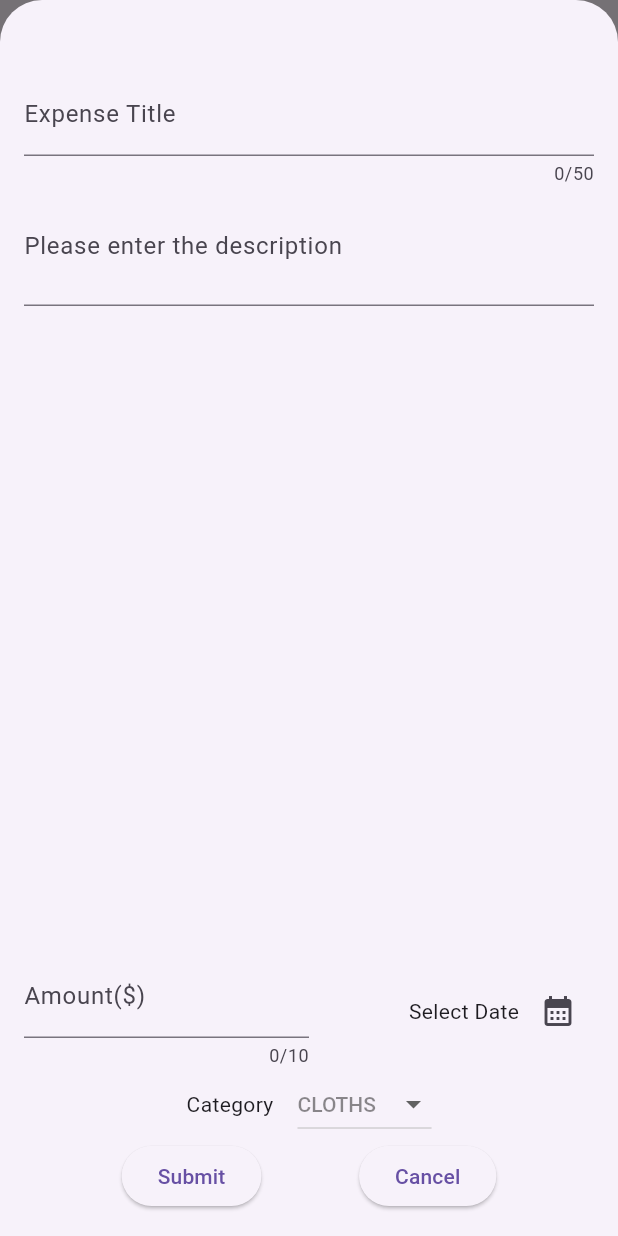
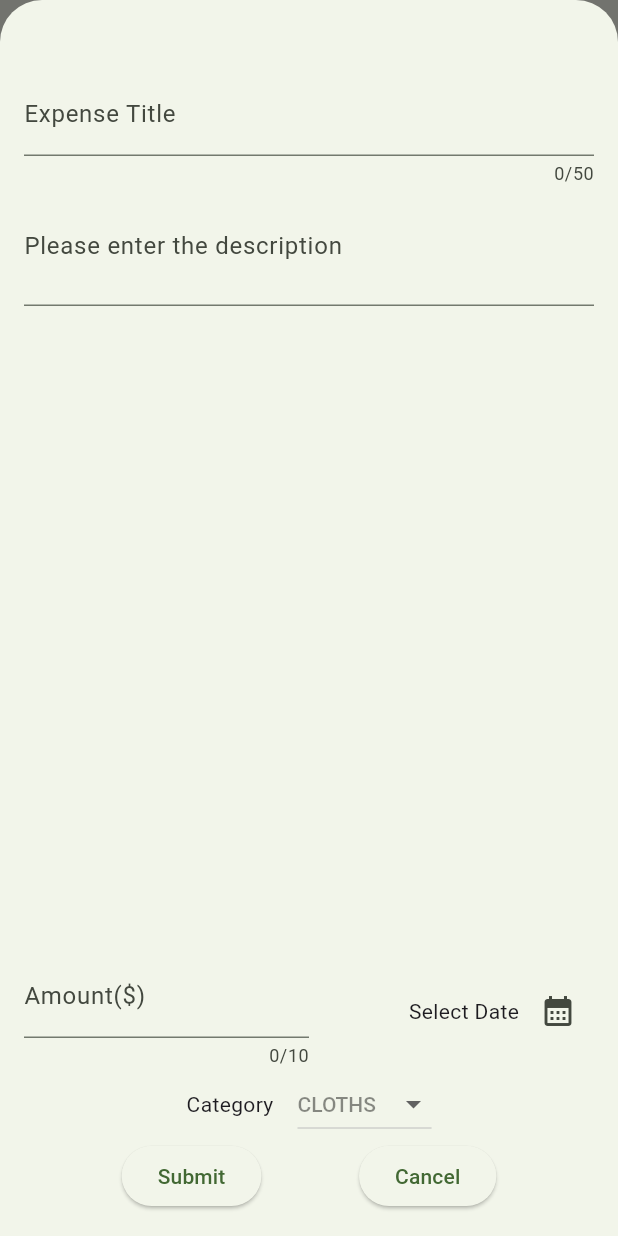
Before and after one commit to kaushalbundel/expense_tracker, a Flutter app: the screen it shows after launch, after a tap on the "add" icon, on a phone screen of 412 x 824 dp. Run offline on Flutter 3.47's test engine with Material 3 defaults, Android fonts, the phone set to English and light mode, and no system bars.

Commit message:
Dark Mode added

```diff
--- a/lib/main.dart
+++ b/lib/main.dart
@@ -2,9 +2,35 @@ import 'package:flutter/material.dart';
 import 'package:expense_tracker/widgets/expenses.dart';
 
 void main() {
+  final kColortheme =
+      ColorScheme.fromSeed(seedColor: const Color.fromARGB(255, 36, 253, 90));
+
+  final kdarkColorScheme =
+      ColorScheme.fromSeed(seedColor: const Color.fromARGB(255, 12, 58, 0));
   runApp(
-    const MaterialApp(
-      home: Expenses(),
+    MaterialApp(
+      darkTheme: ThemeData().copyWith(colorScheme: kdarkColorScheme),
+      themeMode: ThemeMode
+          .dark, //somehow dark theme is not working. I mean the scafold color is not changing as per needed.
+      theme: ThemeData().copyWith(
+        colorScheme: kColortheme,
+        appBarTheme: const AppBarTheme().copyWith(
+          backgroundColor: kColortheme.onPrimaryContainer,
+          // foregroundColor: Colors.white,
+        ),
+        cardTheme: const CardTheme().copyWith(
+          color: kColortheme.surfaceContainerLow,
+          margin: const EdgeInsets.symmetric(vertical: 8, horizontal: 16),
+        ),
+        textTheme: ThemeData().textTheme.copyWith(
+              titleLarge: const TextStyle(fontWeight: FontWeight.w800),
+            ),
+        elevatedButtonTheme: ElevatedButtonThemeData(
+          style: ElevatedButton.styleFrom(
+              backgroundColor: kColortheme.secondaryContainer),
+        ),
+      ),
+      home: const Expenses(),
     ),
   );
 }
--- a/lib/widgets/expenses.dart
+++ b/lib/widgets/expenses.dart
@@ -33,22 +33,51 @@ class _ExpenseState extends State<Expenses> {
   //function to display model overlay so that user can add expense entries
   void _addExpenseModelOverlay() {
     showModalBottomSheet(
-        isScrollControlled: true,
+        isScrollControlled: true, // to display the modal on the complete screen
         context: context,
         builder: (ctx) => NewExpense(
               onAddExpense: _addExpense,
             )); // there are other widgets that can be called by using "show" keywords
   }
 
-//function to append items in the above expenseList list
+//function to append items in the above expenseList list <setstate is called as the stored expense will be displayed on the screen after saving>
   void _addExpense(Expense expense) {
     setState(() {
       expenseList.add(expense);
     });
   }
 
+  //function to delete items in the expenseList once they have been dismissed
+
+  void _deleteExpense(Expense expense) {
+    final positionInExpenseList = expenseList.indexOf(expense);
+    setState(() {
+      expenseList.remove(expense);
+    });
+    ScaffoldMessenger.of(context).clearSnackBars();
+    ScaffoldMessenger.of(context).showSnackBar(SnackBar(
+      duration: const Duration(seconds: 2),
+      content: const Text("The item is deleted"),
+      action: SnackBarAction(
+          label: "Undo",
+          onPressed: () {
+            setState(() {
+              expenseList.insert(positionInExpenseList, expense);
+            }); //setState is added so that as the undo button is clicked the expense item is added in the list again and the widget gets rebuilt
+          }),
+    ));
+  }
+
   @override
   Widget build(context) {
+    Widget mainContent =
+        const Center(child: Text("Please add expense to show!"));
+    if (expenseList.isNotEmpty) {
+      mainContent = ExpenseList(
+        expenses: expenseList,
+        onRemoveExpense: _deleteExpense,
+      );
+    }
     return Scaffold(
       appBar: AppBar(
         title: const Text(
@@ -64,7 +93,7 @@ class _ExpenseState extends State<Expenses> {
         children: [
           const Text("This is a Chart"),
           //const Text("This is a input mechenism"), //This is not needed as input mech is included in the app bar
-          ExpenseList(expenses: expenseList),
+          mainContent,
         ],
       ),
     );
--- a/lib/widgets/expenses/expense_list.dart
+++ b/lib/widgets/expenses/expense_list.dart
@@ -2,16 +2,31 @@ import 'package:flutter/material.dart';
 import 'package:expense_tracker/models/expense.dart';
 import 'package:expense_tracker/widgets/expenses/expense_card.dart';
 
+// class used for  creating the list view of expenses
 class ExpenseList extends StatelessWidget {
-  const ExpenseList({super.key, required this.expenses});
-
+  const ExpenseList(
+      {super.key, required this.expenses, required this.onRemoveExpense});
+  // on dismissed function as an value
+  final void Function(Expense expense) onRemoveExpense;
   final List<Expense> expenses;
   @override
   Widget build(context) {
     return Expanded(
       child: ListView.builder(
-          itemCount: expenses.length,
-          itemBuilder: (ctx, item) => ExpenseCard(expenseData: expenses[item])),
+        itemCount: expenses.length,
+        itemBuilder: (ctx, item) => Dismissible(
+          background: Container(
+            color: Theme.of(context).colorScheme.error.withOpacity(0.6),
+          ),
+          onDismissed: (direction) {
+            onRemoveExpense(expenses[item]);
+          },
+          key: ValueKey(expenses[item]),
+          child: ExpenseCard(
+            expenseData: expenses[item],
+          ),
+        ), //dismissable widget is used so that the individual list item can be dismissed by swiping.
+      ),
     );
   }
 }
```
Also changed, not shown: lib/widgets/new_expense.dart (+4 -5 lines), pubspec.lock.
